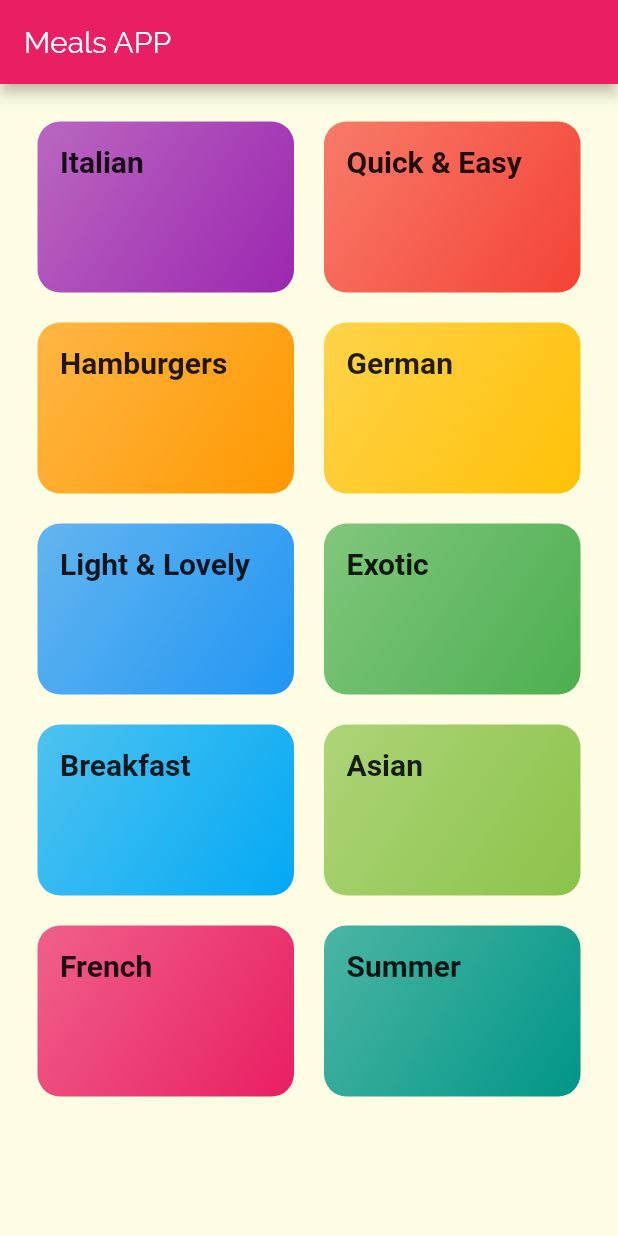
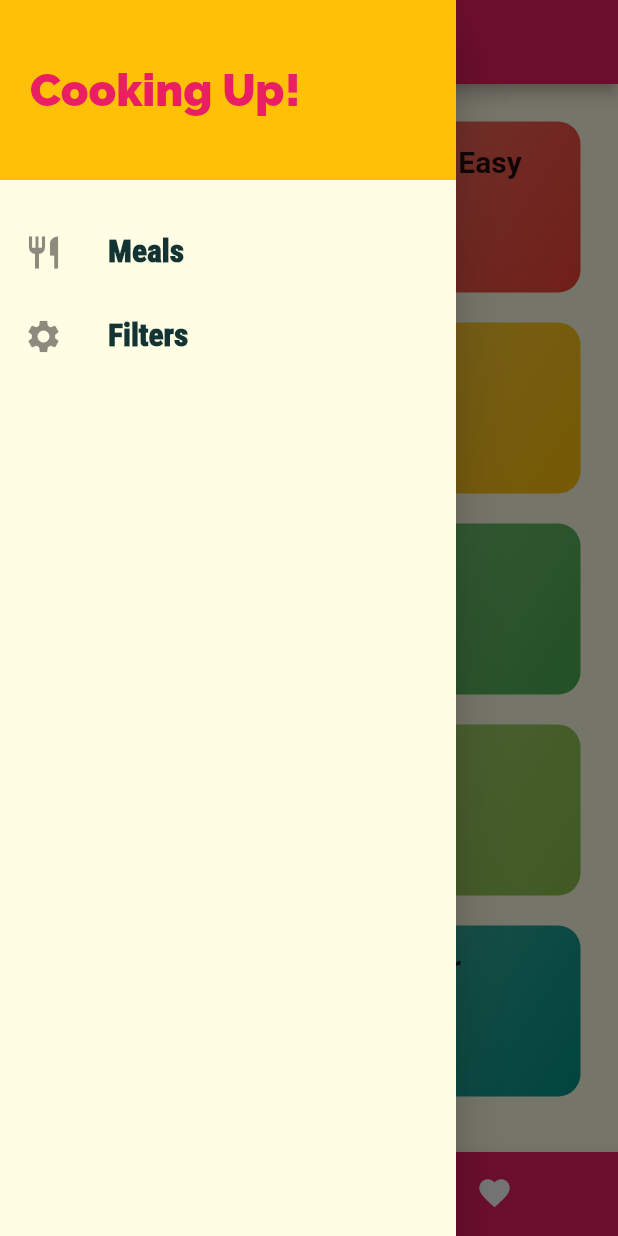
Before and after one commit to Neeraj-Palliyali/Meals_app, a Flutter app: the screen it shows after launch, with the side drawer open (before the commit the screen has no drawer), on a phone screen of 412 x 824 dp. Run offline on Flutter 3.47's test engine with Material 2 defaults, Android fonts, the phone set to English and light mode, and no system bars; Roboto replaces fonts that are missing (RobotoCondesnsed).

```diff
--- a/lib/main.dart
+++ b/lib/main.dart
@@ -1,6 +1,8 @@
+import 'package:MealsApp/screens/filters_screen.dart';
 import 'package:MealsApp/screens/meal_details_screen.dart';
 import 'package:MealsApp/screens/categories_screen.dart';
 import 'package:MealsApp/screens/category_meals.dart';
+import 'package:MealsApp/screens/tab_screen.dart';
 import 'package:flutter/material.dart';
 
 void main() {
@@ -27,10 +29,13 @@ class MyApp extends StatelessWidget {
                     fontWeight: FontWeight.bold),
               )),
       debugShowCheckedModeBanner: false,
-      home: CategoriesScreen(),
+      // home: TabsScreen(),
+      initialRoute: '/',
       routes: {
+        '/' :(ctx) => TabsScreen(),
         CategoryMealsScreen.routeName: (ctx) => CategoryMealsScreen(),
         MealsDetailsScreen.routeName: (ctx) => MealsDetailsScreen(),
+        FiltersScreen.routName: (ctx) => FiltersScreen(),
       },
       // onGenerateRoute: (settings){
       //   print(settings.arguments);
--- a/lib/screens/categories_screen.dart
+++ b/lib/screens/categories_screen.dart
@@ -5,9 +5,7 @@ import '../dummy_data.dart';
 class CategoriesScreen extends StatelessWidget {
   @override
   Widget build(BuildContext context) {
-    return Scaffold(
-      appBar: AppBar(title: Text("Meals APP")),
-      body: GridView(
+    return  GridView(
         padding: const EdgeInsets.all(25),
         gridDelegate: SliverGridDelegateWithMaxCrossAxisExtent(
           maxCrossAxisExtent: 200,
@@ -22,7 +20,6 @@ class CategoriesScreen extends StatelessWidget {
                   catData.color,
                 ))
             .toList(),
-      ),
-    );
+      );
   }
 }
--- /dev/null
+++ b/lib/screens/filters_screen.dart
@@ -0,0 +1,16 @@
+import 'package:MealsApp/widgets/main_drawer.dart';
+import 'package:flutter/material.dart';
+
+class FiltersScreen extends StatelessWidget {
+  static const routName = '/filters';
+  @override
+  Widget build(BuildContext context) {
+    return Scaffold(
+      appBar: AppBar(
+        title: Text('Your Filters'),
+      ),
+      drawer: MainDrawer(),
+
+    );
+  }
+}
--- /dev/null
+++ b/lib/screens/tab_screen.dart
@@ -0,0 +1,55 @@
+import 'package:MealsApp/screens/categories_screen.dart';
+import 'package:MealsApp/screens/favorites_screen.dart';
+import 'package:MealsApp/widgets/main_drawer.dart';
+import 'package:flutter/material.dart';
+
+class TabsScreen extends StatefulWidget {
+  @override
+  _TabsScreenState createState() => _TabsScreenState();
+}
+
+class _TabsScreenState extends State<TabsScreen> {
+  final List<Map<String, Object>> _pages = [
+    {'page': CategoriesScreen(), 'title': 'Categories'},
+    {'page': FavoritesScreen(), 'title' :'Favorites'},
+  ];
+
+  int _selectedPageIndex = 0;
+
+  void _selectPage(int index) {
+    setState(() {
+      _selectedPageIndex = index;
+    });
+  }
+
+  @override
+  Widget build(BuildContext context) {
+    return Scaffold(
+      appBar: AppBar(
+        title: Text(_pages[_selectedPageIndex]['title']),
+      ),
+      drawer:MainDrawer(),
+      body: _pages[_selectedPageIndex]['page'],
+      bottomNavigationBar: BottomNavigationBar(
+        onTap: _selectPage,
+        backgroundColor: Theme.of(context).primaryColor,
+        unselectedItemColor: Colors.white,
+        selectedItemColor: Theme.of(context).accentColor,
+        currentIndex: _selectedPageIndex,
+        type: BottomNavigationBarType.shifting,
+        items: [
+          BottomNavigationBarItem(
+            backgroundColor: Theme.of(context).primaryColor,
+            icon: Icon(Icons.category),
+            title: Text('Categories'),
+          ),
+          BottomNavigationBarItem(
+            backgroundColor: Theme.of(context).primaryColor,
+            icon: Icon(Icons.favorite),
+            title: Text('Favorites'),
+          ),
+        ],
+      ),
+    );
+  }
+}
--- /dev/null
+++ b/lib/widgets/main_drawer.dart
@@ -0,0 +1,62 @@
+import 'package:MealsApp/screens/category_meals.dart';
+import 'package:MealsApp/screens/filters_screen.dart';
+import 'package:flutter/material.dart';
+
+class MainDrawer extends StatelessWidget {
+  Widget buildListTile(String title, IconData icon, Function tapHandler) {
+    return ListTile(
+      leading: Icon(
+        icon,
+        size: 26,
+      ),
+      title: Text(
+        title,
+        style: TextStyle(
+            fontFamily: 'RobotoCondensed',
+            fontSize: 21,
+            fontWeight: FontWeight.w900),
+      ),
+      onTap: tapHandler,
+    );
+  }
+
+  @override
+  Widget build(BuildContext context) {
+    return Drawer(
+        child: Column(
+      children: <Widget>[
+        Container(
+          height: 120,
+          width: double.infinity,
+          padding: EdgeInsets.all(20),
+          color: Theme.of(context).accentColor,
+          alignment: Alignment.centerLeft,
+          child: Text(
+            'Cooking Up!',
+            style: TextStyle(
+                fontWeight: FontWeight.w900,
+                fontSize: 30,
+                color: Theme.of(context).primaryColor),
+          ),
+        ),
+        SizedBox(
+          height: 20,
+        ),
+        buildListTile(
+          'Meals',
+          Icons.restaurant,
+          () {
+            Navigator.of(context).pushReplacementNamed('/');
+          },
+        ),
+        buildListTile(
+          'Filters',
+          Icons.settings,
+          () {
+            Navigator.of(context).pushReplacementNamed(FiltersScreen.routName);
+          },
+        ),
+      ],
+    ));
+  }
+}
```
Also changed, not shown: lib/screens/favorites_screen.dart (added, +9 -0 lines), lib/screens/meal_details_screen.dart (+75 -7 lines).
